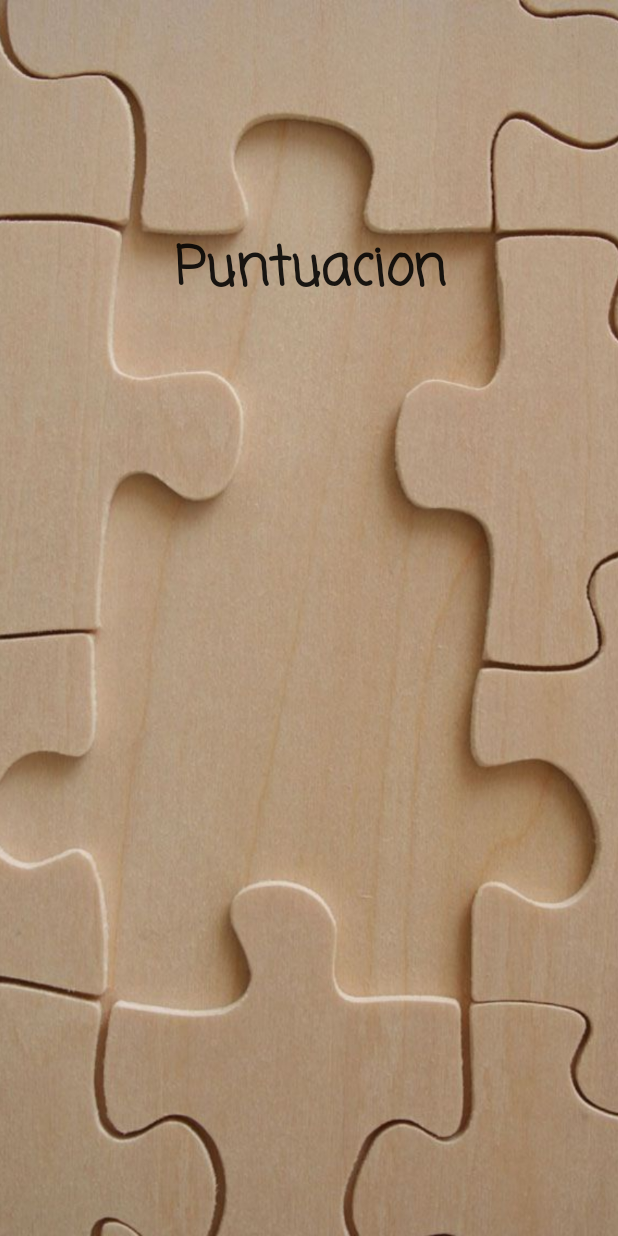
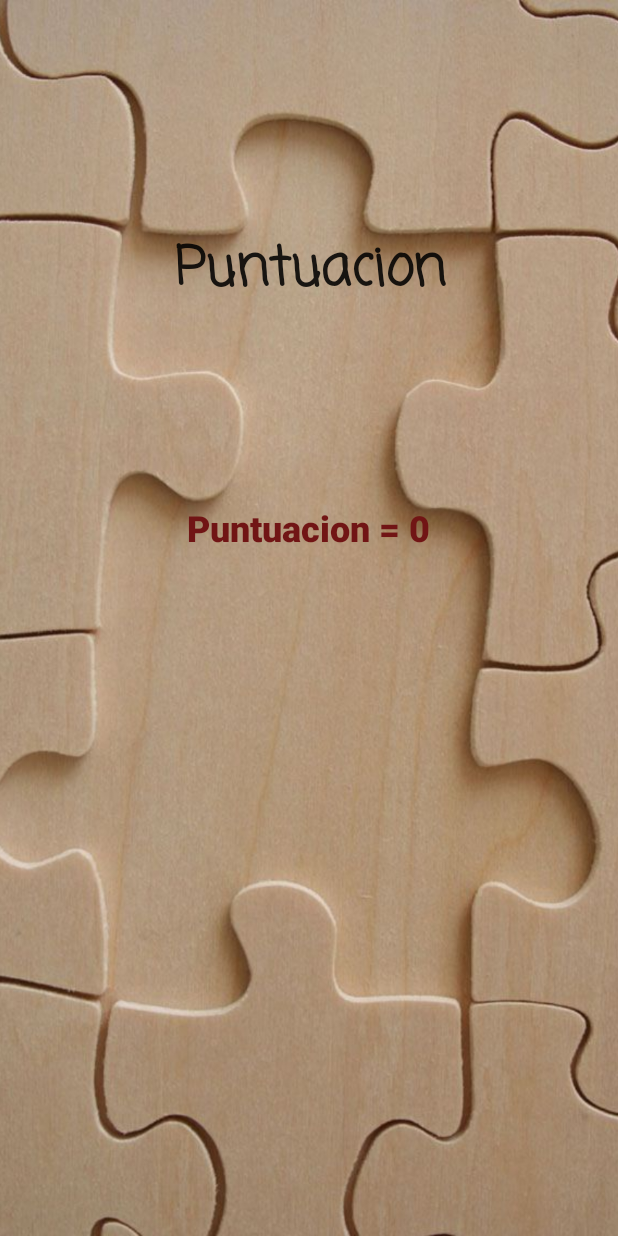
Before and after one commit to Ivacks/PuzzleDos, an Android app: the Score screen opened directly, with no data from a screen before it, on a phone screen of 412 x 824 dp. Run offline under Robolectric (Android 15) with nearby library versions, the phone set to English and light mode, and no system bars; our stand-ins replace Firebase (no records; nobody signed in at launch, a user with empty details on screens opened directly); 1 statement that could not run was skipped.

Commit message:
puntuacion

```diff
--- a/app/src/main/java/com/example/slidepuzzle/GameActivity.kt
+++ b/app/src/main/java/com/example/slidepuzzle/GameActivity.kt
@@ -54,7 +54,7 @@
 
         findViewById<Button>(R.id.end).setOnClickListener {
             Toast.makeText(this, "has tardado " + counter + " segundos", Toast.LENGTH_SHORT).show()
-            Score.scorePoints = " " + Score.scorePoints + "Puntuacion : " + counter + "\n"
+            //Score.scorePoints = " " + Score.scorePoints + "Puntuacion : " + counter + "\n"
 
            val database = Firebase.database("https://puzzledos-default-rtdb.europe-west1.firebasedatabase.app/")
             val user = Firebase.auth.currentUser;
--- a/app/src/main/java/com/example/slidepuzzle/Score.kt
+++ b/app/src/main/java/com/example/slidepuzzle/Score.kt
@@ -2,14 +2,32 @@
 
 
 import android.os.Bundle
+import android.util.Log
+import android.widget.TextView
 import androidx.appcompat.app.AppCompatActivity
-import android.widget.TextView
+import com.google.firebase.database.ktx.database
+import com.google.firebase.ktx.Firebase
 
 
 class Score : AppCompatActivity() {
     override fun onCreate(savedInstanceState: Bundle?) {
         super.onCreate(savedInstanceState)
         setContentView(R.layout.puntuacion)
+
+        val database = Firebase.database("https://puzzledos-default-rtdb.europe-west1.firebasedatabase.app/").reference
+        database.get().addOnSuccessListener {
+            var tv_puntos = findViewById<TextView>(R.id.tv_puntos)
+            tv_puntos.text=  it.value.toString()
+            Log.i("firebase", "Got value ${it.value}")
+        }.addOnFailureListener{
+            Log.e("firebase", "Error getting data", it)
+        }
+
+    }
+}
+
+
+        /*
         var tv_puntos = findViewById<TextView>(R.id.tv_puntos)
         tv_puntos.text = scorePoints
     }
@@ -21,4 +39,4 @@
     companion object {
         var scorePoints : String = ""
     }
-}
+}*/
```
